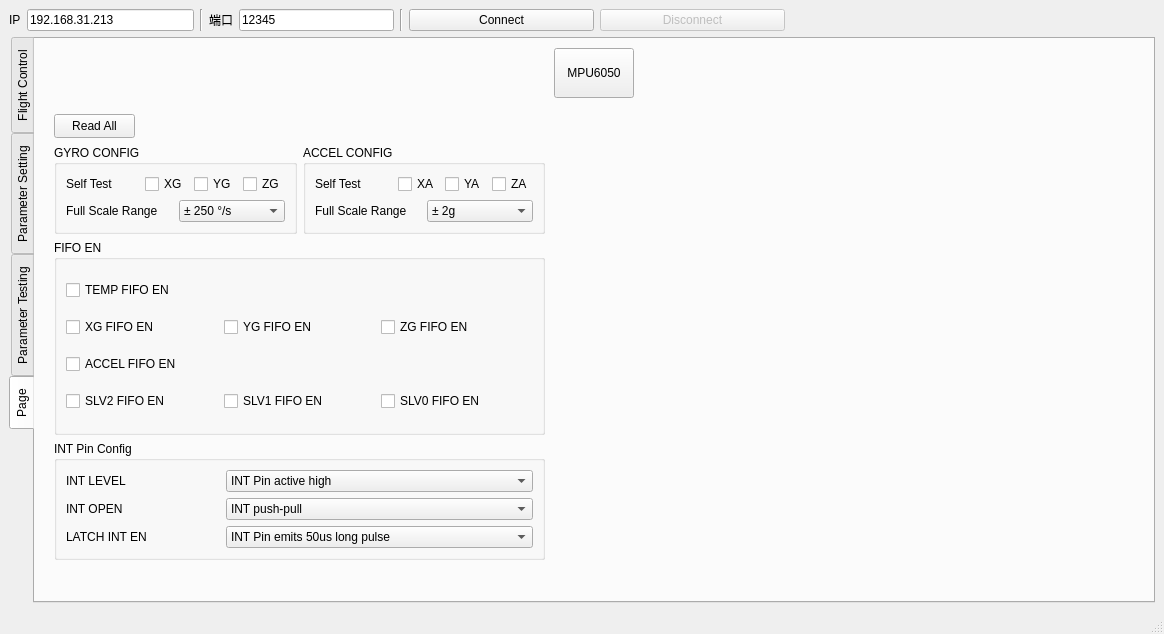
Old version of the form SkyPulseUAV_GroundStation/SYSTEM/mainwindow.ui in the repository Tony-Btian/SkyPulseUAV.
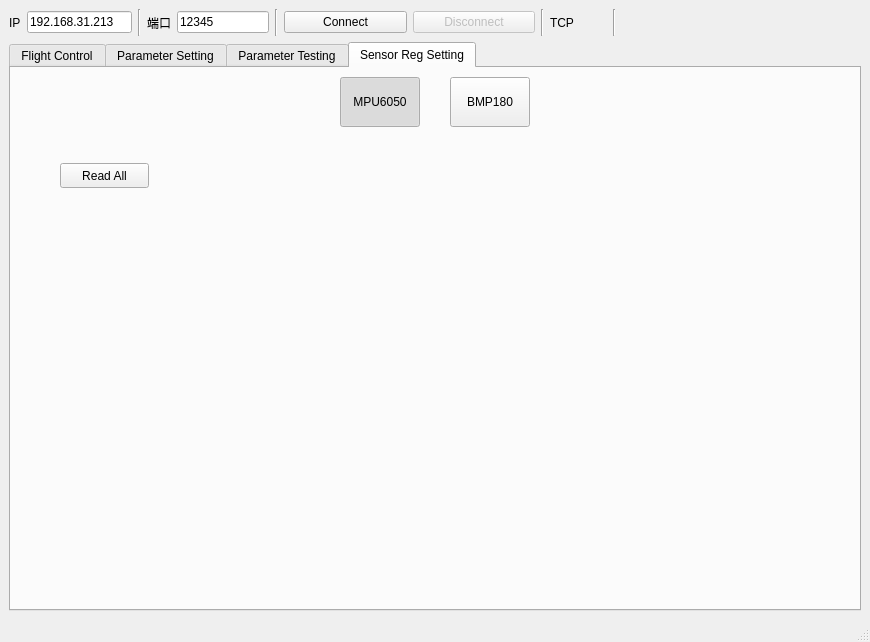
New version of the form. The open tabs and pages were chosen to show the change. Icons and pictures are not drawn. Custom widgets are drawn as their Qt base class.

What changed in the file:
```diff
--- a/SkyPulseUAV_GroundStation/SYSTEM/mainwindow.ui
+++ b/SkyPulseUAV_GroundStation/SYSTEM/mainwindow.ui
@@ -6,8 +6,8 @@
    <rect>
     <x>0</x>
     <y>0</y>
-    <width>1164</width>
-    <height>634</height>
+    <width>870</width>
+    <height>642</height>
    </rect>
   </property>
   <property name="windowTitle">
@@ -16,7 +16,7 @@
   <widget class="QWidget" name="centralwidget">
    <layout class="QVBoxLayout" name="verticalLayout_7">
     <item>
-     <layout class="QHBoxLayout" name="horizontalLayout_12" stretch="1,0,1,0,1,1,2">
+     <layout class="QHBoxLayout" name="horizontalLayout_12" stretch="1,0,1,0,1,1,0,0,0,0,2">
       <item>
        <layout class="QHBoxLayout" name="horizontalLayout_3" stretch="0,1">
         <item>
@@ -84,6 +84,46 @@
         </property>
        </widget>
       </item>
+      <item>
+       <widget class="Line" name="line_5">
+        <property name="orientation">
+         <enum>Qt::Vertical</enum>
+        </property>
+       </widget>
+      </item>
+      <item>
+       <widget class="QLabel" name="label">
+        <property name="text">
+         <string>TCP</string>
+        </property>
+       </widget>
+      </item>
+      <item>
+       <widget class="QLabel" name="label_2">
+        <property name="minimumSize">
+         <size>
+          <width>27</width>
+          <height>27</height>
+         </size>
+        </property>
+        <property name="maximumSize">
+         <size>
+          <width>27</width>
+          <height>27</height>
+         </size>
+        </property>
+        <property name="text">
+         <string/>
+        </property>
+       </widget>
+      </item>
+      <item>
+       <widget class="Line" name="line_6">
+        <property name="orientation">
+         <enum>Qt::Vertical</enum>
+        </property>
+       </widget>
+      </item>
       <item>
        <spacer name="horizontalSpacer_5">
         <property name="orientation">
@@ -102,7 +142,7 @@
     <item>
      <widget class="QTabWidget" name="tabWidget_PanelMain">
       <property name="tabPosition">
-       <enum>QTabWidget::West</enum>
+       <enum>QTabWidget::North</enum>
       </property>
       <property name="currentIndex">
        <number>3</number>
@@ -982,11 +1022,14 @@
       </widget>
       <widget class="QWidget" name="tab">
        <attribute name="title">
-        <string>Page</string>
+        <string>Sensor Reg Setting</string>
        </attribute>
        <layout class="QVBoxLayout" name="verticalLayout_10">
         <item>
          <layout class="QHBoxLayout" name="horizontalLayout_17">
+          <property name="spacing">
+           <number>30</number>
+          </property>
           <item>
            <spacer name="horizontalSpacer_7">
             <property name="orientation">
@@ -1011,6 +1054,34 @@
             <property name="text">
              <string>MPU6050</string>
             </property>
+            <property name="checkable">
+             <bool>true</bool>
+            </property>
+            <property name="checked">
+             <bool>true</bool>
+            </property>
+            <property name="autoExclusive">
+             <bool>true</bool>
+            </property>
+           </widget>
+          </item>
+          <item>
+           <widget class="QToolButton" name="toolButton_BMP180_REG_CONFIG">
+            <property name="minimumSize">
+             <size>
+              <width>80</width>
+              <height>50</height>
+             </size>
+            </property>
+            <property name="text">
+             <string>BMP180</string>
+            </property>
+            <property name="checkable">
+             <bool>true</bool>
+            </property>
+            <property name="autoExclusive">
+             <bool>true</bool>
+            </property>
            </widget>
           </item>
           <item>
@@ -1044,7 +1115,7 @@
              <string>Read All</string>
             </property>
            </widget>
-           <widget class="QWidget" name="">
+           <widget class="QWidget" name="layoutWidget">
             <property name="geometry">
              <rect>
               <x>10</x>
@@ -1374,7 +1445,21 @@
             </layout>
            </widget>
           </widget>
-          <widget class="QWidget" name="page_2"/>
+          <widget class="QWidget" name="BMP180_Page">
+           <widget class="QPushButton" name="pushButton_REG_READ_ALL_BMP180">
+            <property name="geometry">
+             <rect>
+              <x>40</x>
+              <y>30</y>
+              <width>89</width>
+              <height>25</height>
+             </rect>
+            </property>
+            <property name="text">
+             <string>Read All</string>
+            </property>
+           </widget>
+          </widget>
          </widget>
         </item>
        </layout>
```
Left out of the diff: 23 changed lines with no effect on the pictures.
